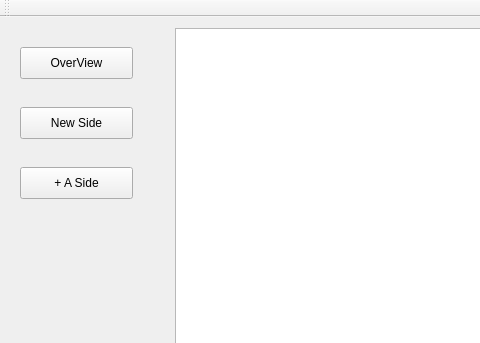
lustigepepe/TinWeb, file mainwindow.ui: the form before one commit; both pictures show x 0 to 480 and y 0 to 343 of the 690 by 526 pixel window.
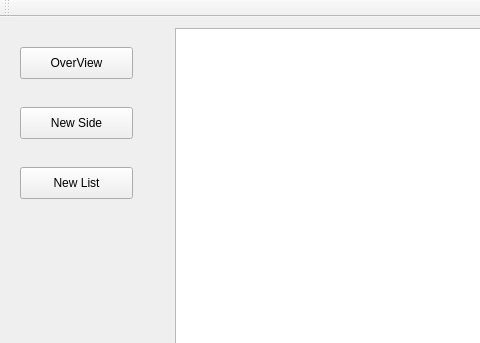
The form after the commit.

The edit to the form file:
```diff
--- a/mainwindow.ui
+++ b/mainwindow.ui
@@ -37,7 +37,7 @@
      </rect>
     </property>
     <property name="text">
-     <string>+ A Side</string>
+     <string>New List</string>
     </property>
    </widget>
    <widget class="QListView" name="ItemInList">
```
